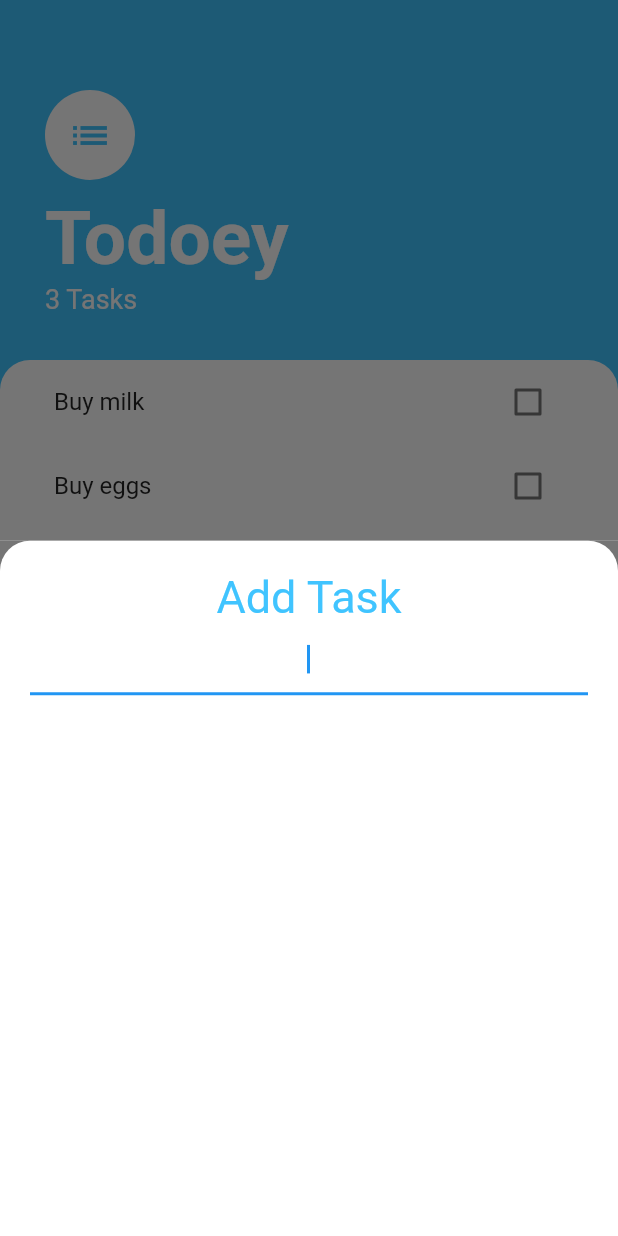
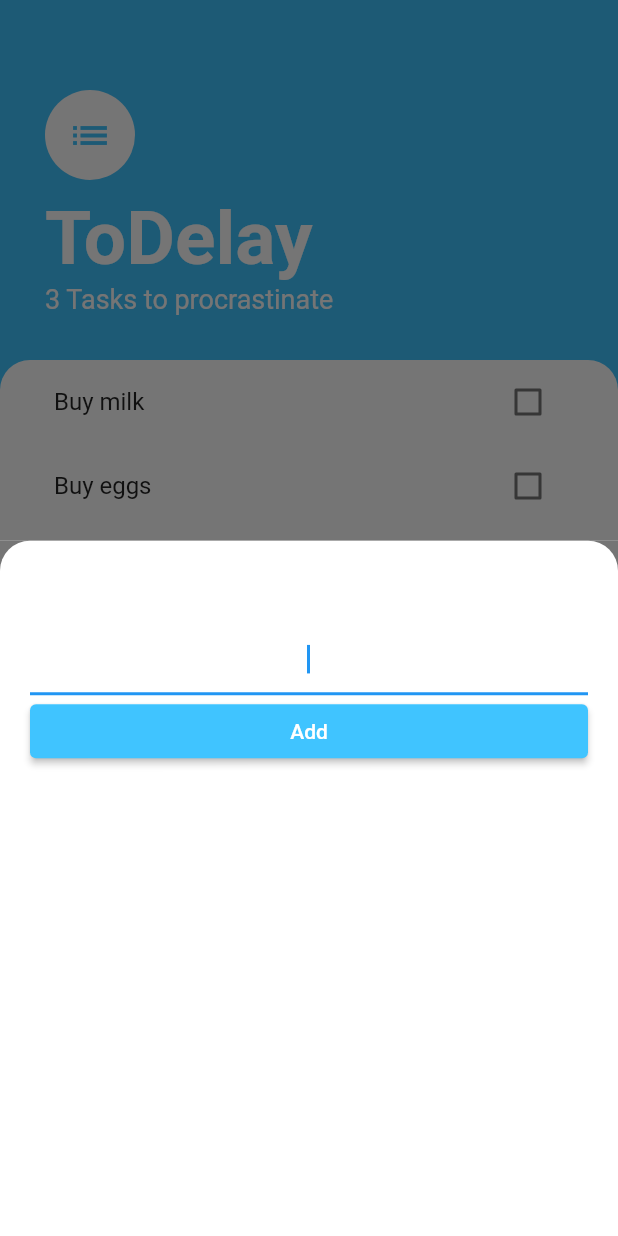
Before and after one commit to jaimecirne/f_helloworld, a Flutter app: the screen it shows after launch, after a tap on the "add" icon, on a phone screen of 412 x 824 dp. Run offline on Flutter 3.47's test engine with Material 2 defaults, Android fonts, the phone set to English and light mode, and no system bars.

Commit message:
fix button add task

```diff
--- a/lib/screens/add_task_screen.dart
+++ b/lib/screens/add_task_screen.dart
@@ -29,7 +29,7 @@ class AddTaskScreen extends StatelessWidget {
               textAlign: TextAlign.center,
               style: TextStyle(
                 fontSize: 30.0,
-                color: Colors.lightBlueAccent,
+                color: Colors.white,
               ),
             ),
             TextField(
@@ -39,12 +39,14 @@ class AddTaskScreen extends StatelessWidget {
                 newTaskTitle = newText;
               },
             ),
-            TextButton(
+            ElevatedButton(
               child: Text(
                 'Add',
                 style: TextStyle(color: Colors.white),
               ),
-              //color: Colors.lightBlueAccent,
+              style: ElevatedButton.styleFrom(
+                backgroundColor: Colors.lightBlueAccent,
+              ),
               onPressed: () {
                 Provider.of<TaskData>(context, listen: false)
                     .addTask(newTaskTitle);
--- a/lib/screens/tasks_screen.dart
+++ b/lib/screens/tasks_screen.dart
@@ -52,7 +52,7 @@ class TasksScreen extends StatelessWidget {
                   height: 10.0,
                 ),
                 Text(
-                  'Todoey',
+                  'ToDelay',
                   style: TextStyle(
                     color: Colors.white,
                     fontSize: 50.0,
@@ -60,7 +60,7 @@ class TasksScreen extends StatelessWidget {
                   ),
                 ),
                 Text(
-                  '${Provider.of<TaskData>(context).taskCount} Tasks',
+                  '${Provider.of<TaskData>(context).taskCount} Tasks to procrastinate',
                   style: TextStyle(
                     color: Colors.white,
                     fontSize: 18.0,
```
